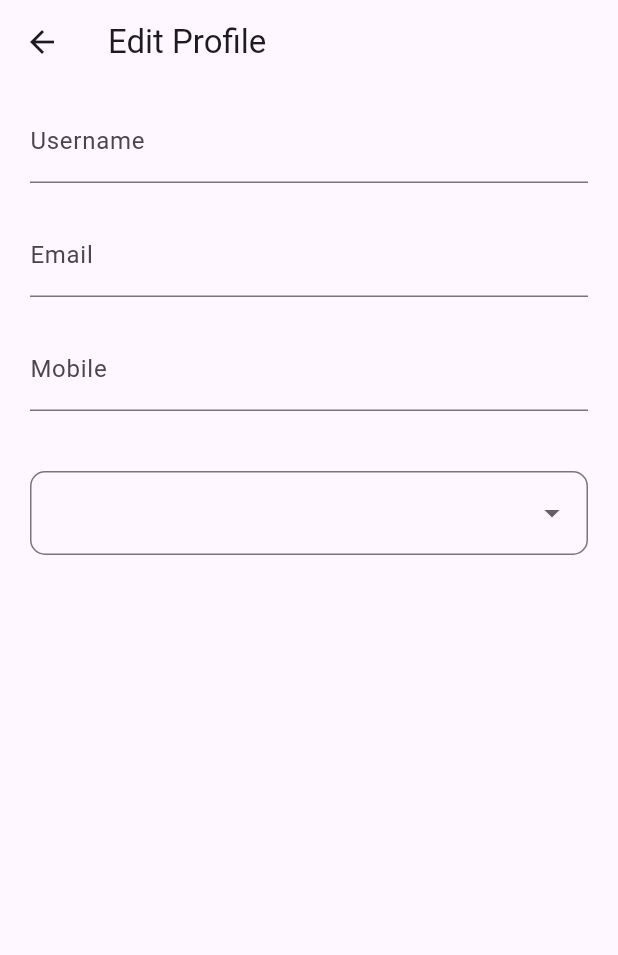
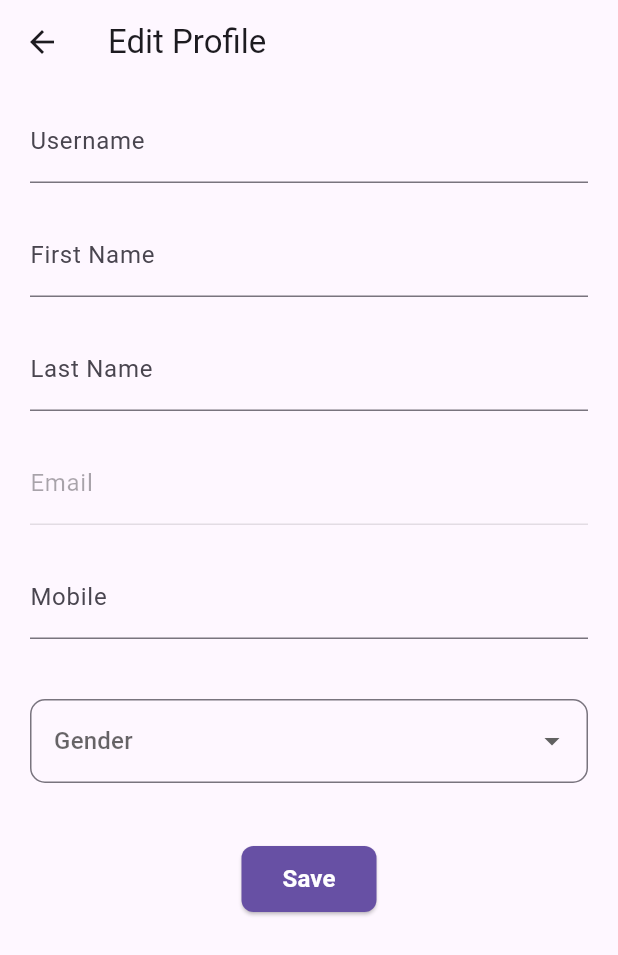
Before and after one commit to dainavipurav/010_flutter_amazon_clone_app, a Flutter app: the EditProfile screen opened directly, on a phone screen of 412 x 824 dp. Shown: the top 955 px of the screen. Run offline on Flutter 3.47's test engine with Material 3 defaults, Android fonts, the light colour scheme and no system bars; our stand-ins replace cloud_firestore, firebase_auth, firebase_core, firebase_storage, flutter_svg, get and 1 more; missing offline and left inert: razorpay_web; accounts and stored records are empty.

Commit message:
feat (Profile details update) : 1. enums added 2. Login user code modified 3. Strings added 3. Profile details update functionality implemented

```diff
--- a/lib/core/enums.dart
+++ b/lib/core/enums.dart
@@ -23,3 +23,9 @@ enum PaymentStatus {
   fail,
   wallet,
 }
+
+enum Gender {
+  male,
+  female,
+  other,
+}
--- a/lib/core/string_constants.dart
+++ b/lib/core/string_constants.dart
@@ -102,6 +102,8 @@ const String login = 'Login';
 const String password = 'Password';
 const String passwordValidation = 'Password should be minimum 6 characters.';
 const String username = 'Username';
+const String firstName = 'First Name';
+const String lastName = 'Last Name';
 const String usernameValidation = 'Username can\'t be empty';
 const String createPassword = 'Create Password';
 const String passwordMatchValidation = 'Password doesn\'t match.';
@@ -118,3 +120,10 @@ const String continueShopping = 'Continue Shopping';
 const String paymentSuccess = 'Payment receviced successfully.';
 const String paymentFailure = 'Payment failed.';
 const String paymentWallet = 'Wallet';
+
+const String saveText = 'Save';
+const String gender = 'Gender';
+const String editProfile = 'Edit Profile';
+const String profileUpdateSuccess = 'Profile updated successfully';
+const String anonymousUser = 'Anonymous user';
+const String defaultProfileImagePath = 'assets/images/profile_pic.png';
--- a/lib/core/utils.dart
+++ b/lib/core/utils.dart
@@ -10,6 +10,7 @@ import 'package:get_storage/get_storage.dart';
 import 'package:http/http.dart' as http;
 
 import '../models/product.dart';
+import '../models/user_details.dart';
 import 'enums.dart';
 
 part 'commons.dart';
--- /dev/null
+++ b/lib/models/user_details.dart
@@ -0,0 +1,49 @@
+import 'package:json_annotation/json_annotation.dart';
+
+import '../core/enums.dart';
+import '../core/utils.dart';
+
+part 'user_details.g.dart';
+
+@JsonSerializable(explicitToJson: true)
+class UserDetails {
+  @JsonKey(name: userIdKey)
+  String? id;
+
+  String? username;
+
+  @JsonKey(name: 'first_name')
+  String? firstName;
+
+  @JsonKey(name: 'last_name')
+  String? lastName;
+
+  @JsonKey(name: userEmailKey)
+  String? email;
+
+  @JsonKey(name: userPasswordKey)
+  String? password;
+
+  String? mobile;
+
+  Gender? gender;
+
+  String? image;
+
+  UserDetails({
+    this.id,
+    this.username,
+    this.firstName,
+    this.lastName,
+    this.email,
+    this.password,
+    this.mobile,
+    this.gender,
+    this.image,
+  });
+
+  factory UserDetails.fromJson(Map<String, dynamic> json) =>
+      _$UserDetailsFromJson(json);
+
+  Map<String, dynamic> toJson() => _$UserDetailsToJson(this);
+}
--- a/lib/screens/profile/edit_profile.dart
+++ b/lib/screens/profile/edit_profile.dart
@@ -1,17 +1,30 @@
-import 'package:amazon/core/utils.dart';
-import 'package:amazon/screens/profile/profile_controller.dart';
 import 'package:flutter/material.dart';
 import 'package:get/get.dart';
 
-class EditProfile extends StatelessWidget {
+import '../../core/enums.dart';
+import '../../core/utils.dart';
+import 'profile_controller.dart';
+
+class EditProfile extends StatefulWidget {
   const EditProfile({super.key});
 
   @override
+  State<EditProfile> createState() => _EditProfileState();
+}
+
+class _EditProfileState extends State<EditProfile> {
+  final xController = Get.find<ProfileController>();
+  @override
+  void initState() {
+    xController.initializeAllControllers();
+    super.initState();
+  }
+
+  @override
   Widget build(BuildContext context) {
-    final xController = Get.find<ProfileController>();
     return Scaffold(
       appBar: AppBar(
-        title: const Text('Edit Profile'),
+        title: const Text(editProfile),
       ),
       body: SingleChildScrollView(
         padding: const EdgeInsets.symmetric(
@@ -19,9 +32,101 @@ class EditProfile extends StatelessWidget {
           vertical: 10,
         ),
         child: Form(
+          key: xController.formKey,
           child: Column(
             children: [
-              TextFormField(
+              usernameField(),
+              const SizedBox(height: 20),
+              firstNameField(),
+              const SizedBox(height: 20),
+              lastNameField(),
+              const SizedBox(height: 20),
+              emailField(),
+              const SizedBox(height: 20),
+              mobileField(),
+              const SizedBox(height: 40),
+              genderField(),
+              const SizedBox(height: 40),
+              save(),
+            ],
+          ),
+        ),
+      ),
+    );
+  }
+
+  Widget genderField() {
+    return Obx(
+      () {
+        return DropdownButtonFormField<Gender>(
+          items: [
+            DropdownMenuItem(
+              value: Gender.male,
+              child: Text(Gender.male.name.capitalizeFirst!),
+            ),
+            DropdownMenuItem(
+              value: Gender.female,
+              child: Text(Gender.female.name.capitalizeFirst!),
+            ),
+            DropdownMenuItem(
+              value: Gender.other,
+              child: Text(Gender.other.name.capitalizeFirst!),
+            ),
+          ],
+          onChanged: (value) {
+            xController.selectedGender.value = value;
+          },
+          decoration: InputDecoration(
+            border: OutlineInputBorder(
+              borderRadius: BorderRadius.circular(10),
+            ),
+          ),
+          hint: const Text(gender),
+          value: xController.selectedGender.value,
+        );
+      },
+    );
+  }
+
+  Widget mobileField() {
+    return TextFormField(
+      controller: xController.mobileController,
+      focusNode: xController.mobileFocusNode,
+      decoration: const InputDecoration(labelText: mobile),
+    );
+  }
+
+  Widget emailField() {
+    return TextFormField(
+      controller: xController.emailController,
+      focusNode: xController.emailFocusNode,
+      decoration: const InputDecoration(
+        labelText: email,
+        enabled: false,
+      ),
+      readOnly: true,
+      enabled: false,
+    );
+  }
+
+  Widget lastNameField() {
+    return TextFormField(
+      controller: xController.lastNameController,
+      focusNode: xController.lastNameFocusNode,
+      decoration: const InputDecoration(labelText: lastName),
+    );
+  }
+
+  Widget firstNameField() {
+    return TextFormField(
+      controller: xController.firstNameController,
+      focusNode: xController.firstNameFocusNode,
+      decoration: const InputDecoration(labelText: firstName),
+    );
+  }
+
+  Widget usernameField() {
+    return TextFormField(
       controller: xController.usernameController,
       focusNode: xController.usernameFocusNode,
       decoration: const InputDecoration(labelText: username),
@@ -31,60 +136,48 @@ class EditProfile extends StatelessWidget {
         }
         return null;
       },
+    );
+  }
+
+  Widget save() {
+    return Obx(
+      () {
+        return ElevatedButton(
+          onPressed: () => xController.updateProfileDetails(context),
+          style: ElevatedButton.styleFrom(
+            backgroundColor: Theme.of(context).colorScheme.primary,
+            foregroundColor: Colors.white,
+            shape: RoundedRectangleBorder(
+              borderRadius: BorderRadius.circular(8),
             ),
-              const SizedBox(height: 20),
-              TextFormField(
-                controller: xController.emailController,
-                focusNode: xController.emailFocusNode,
-                decoration: const InputDecoration(labelText: email),
-                validator: (value) {
-                  if (value == null ||
-                      value.trim().isEmpty ||
-                      value.contains('@') == false) {
-                    return emailValidation;
-                  }
-                  return null;
-                },
-              ),
-              const SizedBox(height: 20),
-              TextFormField(
-                controller: xController.mobileController,
-                focusNode: xController.mobileFocusNode,
-                decoration: const InputDecoration(labelText: mobile),
-                validator: (value) {
-                  if (value == null || value.trim().length != 10) {
-                    return mobileValidation;
-                  }
-                  return null;
-                },
-              ),
-              const SizedBox(height: 40),
-              DropdownButtonFormField(
-                items: [
-                  DropdownMenuItem(
-                    child: Text('Male'),
-                    value: 'Male',
-                  ),
-                  DropdownMenuItem(
-                    child: Text('Female'),
-                    value: 'Female',
-                  ),
-                  DropdownMenuItem(
-                    child: Text('Other'),
-                    value: 'Other',
-                  ),
-                ],
-                onChanged: (value) {},
-                decoration: InputDecoration(
-                  border: OutlineInputBorder(
-                    borderRadius: BorderRadius.circular(10),
+            padding: const EdgeInsets.symmetric(
+              vertical: 10,
+              horizontal: 20,
             ),
           ),
+          child: SizedBox(
+            height: 24,
+            width: 50,
+            child: Center(
+              child: xController.isProfileUpdating.value
+                  ? const SizedBox(
+                      height: 24,
+                      width: 24,
+                      child: CircularProgressIndicator(
+                        color: Colors.white,
+                      ),
                     )
-            ],
+                  : const Text(
+                      saveText,
+                      style: TextStyle(
+                        fontSize: 16,
+                        fontWeight: FontWeight.bold,
+                      ),
                     ),
             ),
           ),
         );
+      },
+    );
   }
 }
```
Also changed, not shown: lib/core/commons.dart (+25 -6 lines), lib/screens/profile/profile.dart (+74 -37 lines), lib/screens/profile/profile_controller.dart (+141 -1 lines), lib/models/user_details.g.dart (added). Lines whose indentation alone changed are shown as unchanged.
